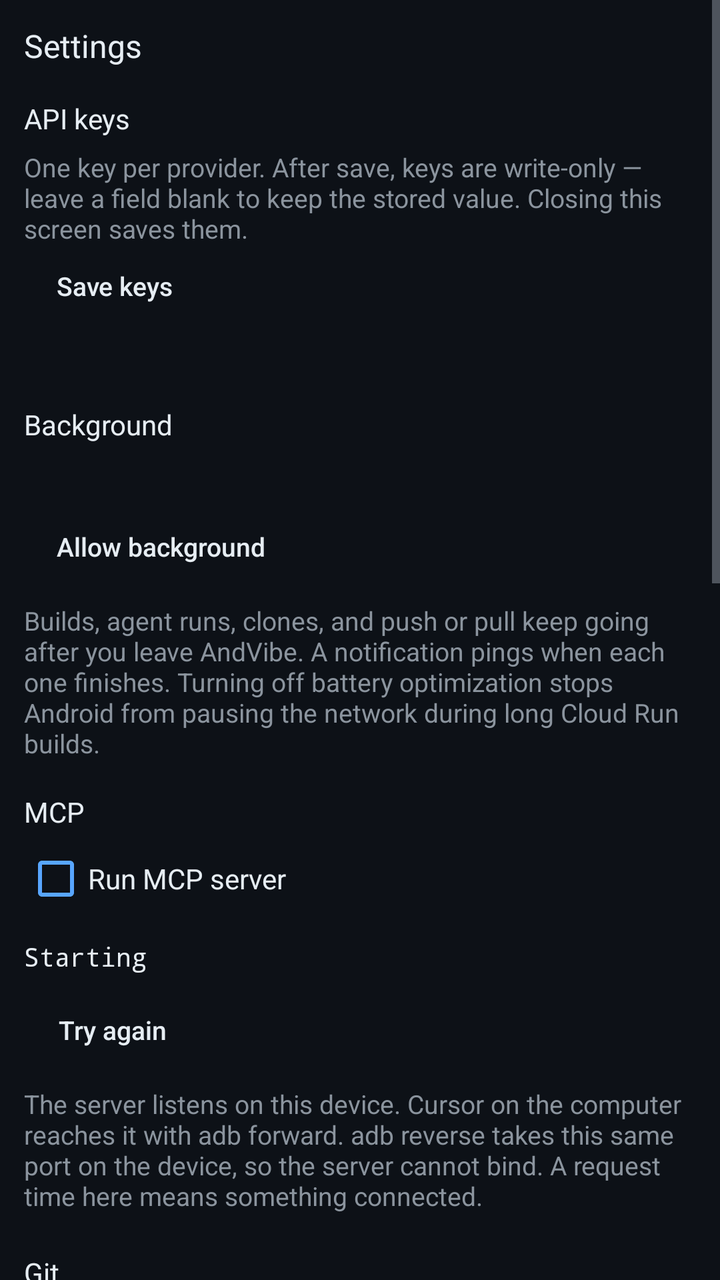
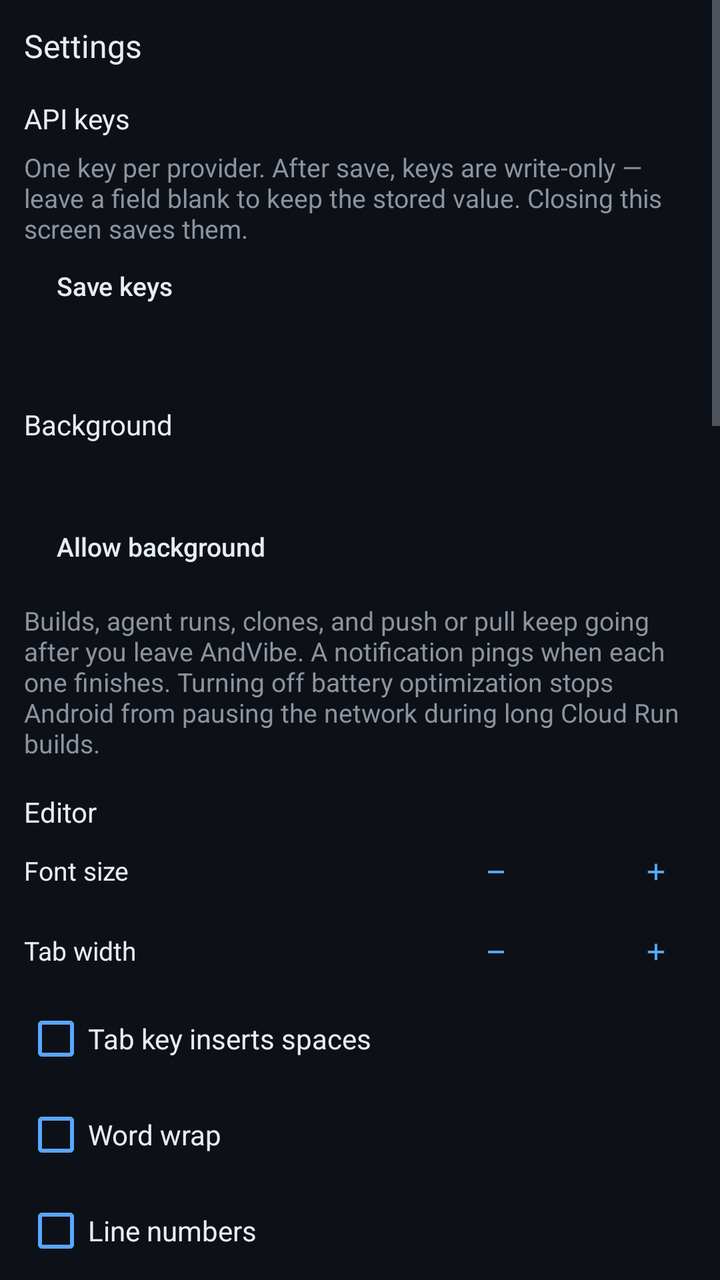

Compare the two renders of this Android layout. The source of the first and the diff that turns it into the second are given below.
<!-- AndroidManifest.xml: application theme Theme.AndVibe -->
<!-- res/layout/page_settings.xml -->
<?xml version="1.0" encoding="utf-8"?>
<ScrollView xmlns:android="http://schemas.android.com/apk/res/android"
    android:layout_width="match_parent"
    android:layout_height="match_parent"
    android:background="@color/bg"
    android:fillViewport="true">

    <LinearLayout
        android:layout_width="match_parent"
        android:layout_height="wrap_content"
        android:orientation="vertical"
        android:padding="12dp">

        <TextView
            android:layout_width="match_parent"
            android:layout_height="wrap_content"
            android:text="Settings"
            android:textColor="@color/ink"
            android:textSize="16sp" />

        <TextView
            android:layout_width="match_parent"
            android:layout_height="wrap_content"
            android:layout_marginTop="16dp"
            android:text="API keys"
            android:textColor="@color/ink"
            android:textSize="14sp" />

        <TextView
            android:layout_width="match_parent"
            android:layout_height="wrap_content"
            android:layout_marginTop="6dp"
            android:text="One key per provider. After save, keys are write-only — leave a field blank to keep the stored value. Closing this screen saves them."
            android:textColor="@color/muted"
            android:textSize="13sp" />

        <LinearLayout
            android:id="@+id/apiKeyList"
            android:layout_width="match_parent"
            android:layout_height="wrap_content"
            android:orientation="vertical" />

        <Button
            android:id="@+id/saveApiKeys"
            style="?attr/materialButtonOutlinedStyle"
            android:layout_width="wrap_content"
            android:layout_height="wrap_content"
            android:minHeight="40dp"
            android:text="Save keys"
            android:textSize="13sp" />

        <TextView
            android:id="@+id/keyNote"
            android:layout_width="match_parent"
            android:layout_height="wrap_content"
            android:layout_marginTop="6dp"
            android:textColor="@color/muted"
            android:textSize="13sp" />

        <TextView
            android:layout_width="match_parent"
            android:layout_height="wrap_content"
            android:layout_marginTop="16dp"
            android:text="Background"
            android:textColor="@color/ink"
            android:textSize="14sp" />

        <TextView
            android:id="@+id/backgroundStatus"
            android:layout_width="match_parent"
            android:layout_height="wrap_content"
            android:layout_marginTop="6dp"
            android:fontFamily="monospace"
            android:lineSpacingExtra="2dp"
            android:textColor="@color/ink"
            android:textSize="13sp" />

        <Button
            android:id="@+id/allowBackground"
            style="?attr/materialButtonOutlinedStyle"
            android:layout_width="wrap_content"
            android:layout_height="wrap_content"
            android:layout_marginTop="8dp"
            android:minHeight="40dp"
            android:text="Allow background"
            android:textSize="13sp" />

        <TextView
            android:layout_width="match_parent"
            android:layout_height="wrap_content"
            android:layout_marginTop="8dp"
            android:text="Builds, agent runs, clones, and push or pull keep going after you leave AndVibe. A notification pings when each one finishes. Turning off battery optimization stops Android from pausing the network during long Cloud Run builds."
            android:textColor="@color/muted"
            android:textSize="13sp" />

        <TextView
            android:layout_width="match_parent"
            android:layout_height="wrap_content"
            android:layout_marginTop="16dp"
            android:text="MCP"
            android:textColor="@color/ink"
            android:textSize="14sp" />

        <com.google.android.material.checkbox.MaterialCheckBox
            android:id="@+id/mcpEnabled"
            android:layout_width="wrap_content"
            android:layout_height="wrap_content"
            android:text="Run MCP server" />

        <TextView
            android:id="@+id/mcpStatus"
            android:layout_width="match_parent"
            android:layout_height="wrap_content"
            android:layout_marginTop="6dp"
            android:fontFamily="monospace"
            android:lineSpacingExtra="2dp"
            android:text="Starting"
            android:textColor="@color/ink"
            android:textIsSelectable="true"
            android:textSize="13sp" />

        <Button
            android:id="@+id/mcpRetry"
            style="?attr/materialButtonOutlinedStyle"
            android:layout_width="wrap_content"
            android:layout_height="wrap_content"
            android:layout_marginTop="8dp"
            android:minHeight="40dp"
            android:text="Try again"
            android:textSize="13sp" />

        <TextView
            android:layout_width="match_parent"
            android:layout_height="wrap_content"
            android:layout_marginTop="8dp"
            android:text="The server listens on this device. Cursor on the computer reaches it with adb forward. adb reverse takes this same port on the device, so the server cannot bind. A request time here means something connected."
            android:textColor="@color/muted"
            android:textSize="13sp" />

        <TextView
            android:layout_width="match_parent"
            android:layout_height="wrap_content"
            android:layout_marginTop="20dp"
            android:text="Git"
            android:textColor="@color/ink"
            android:textSize="14sp" />

        <TextView
            android:layout_width="match_parent"
            android:layout_height="wrap_content"
            android:layout_marginTop="6dp"
            android:text="Global identity for every project. Set this project's origin on the Git tab (tap the remote line or ⋯ → Set origin)."
            android:textColor="@color/muted"
            android:textSize="13sp" />

        <TextView
            android:layout_width="match_parent"
            android:layout_height="wrap_content"
            android:layout_marginTop="12dp"
            android:fontFamily="monospace"
            android:text="git_name"
            android:textColor="@color/muted"
            android:textSize="12sp" />

        <EditText
            android:id="@+id/gitName"
            android:layout_width="match_parent"
            android:layout_height="wrap_content"
            android:layout_marginTop="4dp"
            android:background="@drawable/bg_field"
            android:hint="Name"
            android:importantForAutofill="no"
            android:inputType="textPersonName"
            android:padding="10dp"
            android:singleLine="true"
            android:textColor="@color/ink"
            android:textColorHint="@color/muted"
            android:textSize="14sp" />

        <TextView
            android:layout_width="match_parent"
            android:layout_height="wrap_content"
            android:layout_marginTop="12dp"
            android:fontFamily="monospace"
            android:text="git_email"
            android:textColor="@color/muted"
            android:textSize="12sp" />

        <EditText
            android:id="@+id/gitEmail"
            android:layout_width="match_parent"
            android:layout_height="wrap_content"
            android:layout_marginTop="4dp"
            android:background="@drawable/bg_field"
            android:hint="Email"
            android:importantForAutofill="no"
            android:inputType="textEmailAddress"
            android:padding="10dp"
            android:singleLine="true"
            android:textColor="@color/ink"
            android:textColorHint="@color/muted"
            android:textSize="14sp" />

        <TextView
            android:layout_width="match_parent"
            android:layout_height="wrap_content"
            android:layout_marginTop="12dp"
            android:fontFamily="monospace"
            android:text="git_user"
            android:textColor="@color/muted"
            android:textSize="12sp" />

        <EditText
            android:id="@+id/gitHttpsUser"
            android:layout_width="match_parent"
            android:layout_height="wrap_content"
            android:layout_marginTop="4dp"
            android:background="@drawable/bg_field"
            android:hint="GitHub username"
            android:importantForAutofill="no"
            android:inputType="text"
            android:padding="10dp"
            android:singleLine="true"
            android:textColor="@color/ink"
            android:textColorHint="@color/muted"
            android:textSize="14sp" />

        <TextView
            android:layout_width="match_parent"
            android:layout_height="wrap_content"
            android:layout_marginTop="12dp"
            android:fontFamily="monospace"
            android:text="git_token"
            android:textColor="@color/muted"
            android:textSize="12sp" />

        <EditText
            android:id="@+id/gitHttpsToken"
            android:layout_width="match_parent"
            android:layout_height="wrap_content"
            android:layout_marginTop="4dp"
            android:background="@drawable/bg_field"
            android:hint="GitHub token (PAT)"
            android:importantForAutofill="no"
            android:inputType="textPassword"
            android:padding="10dp"
            android:singleLine="true"
            android:textColor="@color/ink"
            android:textColorHint="@color/muted"
            android:textSize="14sp" />

        <TextView
            android:layout_width="match_parent"
            android:layout_height="wrap_content"
            android:layout_marginTop="12dp"
            android:fontFamily="monospace"
            android:text="git_ssh"
            android:textColor="@color/muted"
            android:textSize="12sp" />

        <EditText
            android:id="@+id/gitSsh"
            android:layout_width="match_parent"
            android:layout_height="wrap_content"
            android:layout_marginTop="4dp"
            android:background="@drawable/bg_field"
            android:gravity="top|start"
            android:hint="SSH private key (optional)"
            android:importantForAutofill="no"
            android:inputType="textMultiLine"
            android:minLines="3"
            android:padding="10dp"
            android:textColor="@color/ink"
            android:textColorHint="@color/muted"
            android:textSize="12sp" />

        <TextView
            android:layout_width="match_parent"
            android:layout_height="wrap_content"
            android:layout_marginTop="6dp"
            android:text="Identity stays on this phone. HTTPS remotes use the PAT; SSH remotes (git@…) use the private key. Fork on the Git tab needs Build Tools + the PAT."
            android:textColor="@color/muted"
            android:textSize="13sp" />

        <TextView
            android:id="@+id/gitSetupGuide"
            android:layout_width="match_parent"
            android:layout_height="wrap_content"
            android:layout_marginTop="6dp"
            android:paddingTop="4dp"
            android:paddingBottom="4dp"
            android:text="How to get a GitHub token →"
            android:textColor="@color/accent"
            android:textSize="13sp" />

        <Button
            android:id="@+id/saveGit"
            style="?attr/materialButtonOutlinedStyle"
            android:layout_width="wrap_content"
            android:layout_height="wrap_content"
            android:layout_marginTop="8dp"
            android:minHeight="40dp"
            android:text="Save git"
            android:textSize="13sp" />

        <TextView
            android:id="@+id/gitSettingsNote"
            android:layout_width="match_parent"
            android:layout_height="wrap_content"
            android:layout_marginTop="6dp"
            android:textColor="@color/muted"
            android:textSize="13sp" />

        <TextView
            android:layout_width="match_parent"
            android:layout_height="wrap_content"
            android:layout_marginTop="20dp"
            android:text="System prompts"
            android:textColor="@color/ink"
            android:textSize="14sp" />

        <TextView
            android:layout_width="match_parent"
            android:layout_height="wrap_content"
            android:layout_marginTop="6dp"
            android:text="Every system prompt the app sends to a model. Edit any of them any time. Closing this screen saves them. Reset restores the built-in default for that prompt."
            android:textColor="@color/muted"
            android:textSize="13sp" />

        <LinearLayout
            android:id="@+id/promptList"
            android:layout_width="match_parent"
            android:layout_height="wrap_content"
            android:orientation="vertical" />

        <LinearLayout
            android:layout_width="match_parent"
            android:layout_height="wrap_content"
            android:layout_marginTop="8dp"
            android:orientation="horizontal">

            <Button
                android:id="@+id/savePrompts"
                style="?attr/materialButtonOutlinedStyle"
                android:layout_width="wrap_content"
                android:layout_height="wrap_content"
                android:minHeight="40dp"
                android:text="Save prompts"
                android:textSize="13sp" />

            <Button
                android:id="@+id/resetPrompts"
                style="?attr/materialButtonOutlinedStyle"
                android:layout_width="wrap_content"
                android:layout_height="wrap_content"
                android:layout_marginStart="8dp"
                android:minHeight="40dp"
                android:text="Reset all"
                android:textSize="13sp" />
        </LinearLayout>

        <TextView
            android:id="@+id/promptNote"
            android:layout_width="match_parent"
            android:layout_height="wrap_content"
            android:layout_marginTop="6dp"
            android:textColor="@color/muted"
            android:textSize="13sp" />
    </LinearLayout>
</ScrollView>
<!-- resources referenced by this layout -->
<resources>
  <color name="accent">#FF58A6FF</color>
  <color name="bg">#FF0D1117</color>
  <color name="ink">#FFE6EDF3</color>
  <color name="muted">#FF8B949E</color>
  <!-- drawable bg_field (drawable) -->
  <?xml version="1.0" encoding="utf-8"?>
  <shape xmlns:android="http://schemas.android.com/apk/res/android">
      <solid android:color="@color/panel" />
      <stroke
          android:width="1dp"
          android:color="@color/line" />
      <corners android:radius="6dp" />
  </shape>
  <color name="panel">#FF161B22</color>
  <color name="line">#FF30363D</color>
  <color name="white">#FFFFFFFF</color>
  <color name="bid">#FF3FB950</color>
  <color name="tape">#FF010409</color>
  <style name="Widget.AndVibe.Button" parent="Widget.MaterialComponents.Button">
          <item name="android:textAllCaps">false</item>
          <item name="android:letterSpacing">0</item>
          <item name="android:textSize">14sp</item>
          <item name="android:textColor">@color/white</item>
          <item name="android:minHeight">40dp</item>
          <item name="android:insetTop">0dp</item>
          <item name="android:insetBottom">0dp</item>
          <item name="backgroundTint">@color/btn</item>
          <item name="cornerRadius">6dp</item>
          <item name="rippleColor">@color/bid</item>
      </style>
  <style name="Widget.AndVibe.Button.Outlined" parent="Widget.MaterialComponents.Button.OutlinedButton">
          <item name="android:textAllCaps">false</item>
          <item name="android:letterSpacing">0</item>
          <item name="android:textSize">13sp</item>
          <item name="android:textColor">@color/ink</item>
          <item name="android:minHeight">36dp</item>
          <item name="android:insetTop">0dp</item>
          <item name="android:insetBottom">0dp</item>
          <item name="strokeColor">@color/line</item>
          <item name="strokeWidth">1dp</item>
          <item name="cornerRadius">6dp</item>
          <item name="rippleColor">@color/line</item>
      </style>
  <style name="Widget.AndVibe.TextInput" parent="Widget.MaterialComponents.TextInputLayout.OutlinedBox">
          <item name="boxBackgroundColor">@color/panel</item>
          <item name="boxStrokeColor">@color/box_stroke</item>
          <item name="boxStrokeWidth">1dp</item>
          <item name="hintTextColor">@color/muted</item>
          <item name="android:textColorHint">@color/muted</item>
          <item name="boxCornerRadiusTopStart">6dp</item>
          <item name="boxCornerRadiusTopEnd">6dp</item>
          <item name="boxCornerRadiusBottomStart">6dp</item>
          <item name="boxCornerRadiusBottomEnd">6dp</item>
      </style>
  <style name="Widget.AndVibe.CheckBox" parent="Widget.MaterialComponents.CompoundButton.CheckBox">
          <item name="buttonTint">@color/accent</item>
          <item name="android:textColor">@color/ink</item>
      </style>
  <style name="Widget.AndVibe.BottomNav" parent="Widget.MaterialComponents.BottomNavigationView">
          <item name="android:background">@color/bg</item>
          <item name="itemIconTint">@color/nav_tint</item>
          <item name="itemTextColor">@color/nav_tint</item>
          <item name="elevation">0dp</item>
          <item name="labelVisibilityMode">labeled</item>
          <item name="itemTextAppearanceActive">@style/TextAppearance.AndVibe.Nav</item>
          <item name="itemTextAppearanceInactive">@style/TextAppearance.AndVibe.Nav</item>
      </style>
  <color name="btn">#FF238636</color>
  <style name="TextAppearance.AndVibe.Nav" parent="TextAppearance.MaterialComponents.Caption">
          <item name="android:textSize">11sp</item>
          <item name="android:letterSpacing">0.04</item>
      </style>
  <!-- unchanged entries left out for length: 1 -->
</resources>

<!-- the commit's change to res/layout/page_settings.xml (unified diff, before → after) -->
@@ -90,6 +90,162 @@
             android:layout_height="wrap_content"
             android:layout_marginTop="8dp"
             android:text="Builds, agent runs, clones, and push or pull keep going after you leave AndVibe. A notification pings when each one finishes. Turning off battery optimization stops Android from pausing the network during long Cloud Run builds."
+            android:textColor="@color/muted"
+            android:textSize="13sp" />
+
+        <TextView
+            android:layout_width="match_parent"
+            android:layout_height="wrap_content"
+            android:layout_marginTop="16dp"
+            android:text="Editor"
+            android:textColor="@color/ink"
+            android:textSize="14sp" />
+
+        <LinearLayout
+            android:layout_width="match_parent"
+            android:layout_height="wrap_content"
+            android:gravity="center_vertical"
+            android:orientation="horizontal">
+
+            <TextView
+                android:layout_width="0dp"
+                android:layout_height="wrap_content"
+                android:layout_weight="1"
+                android:text="Font size"
+                android:textColor="@color/ink"
+                android:textSize="13sp" />
+
+            <TextView
+                android:id="@+id/editorFontDown"
+                android:layout_width="40dp"
+                android:layout_height="40dp"
+                android:contentDescription="Decrease font size"
+                android:fontFamily="monospace"
+                android:gravity="center"
+                android:text="−"
+                android:textColor="@color/accent"
+                android:textSize="18sp" />
+
+            <TextView
+                android:id="@+id/editorFontValue"
+                android:layout_width="40dp"
+                android:layout_height="wrap_content"
+                android:fontFamily="monospace"
+                android:gravity="center"
+                android:textColor="@color/ink"
+                android:textSize="14sp" />
+
+            <TextView
+                android:id="@+id/editorFontUp"
+                android:layout_width="40dp"
+                android:layout_height="40dp"
+                android:contentDescription="Increase font size"
+                android:fontFamily="monospace"
+                android:gravity="center"
+                android:text="+"
+                android:textColor="@color/accent"
+                android:textSize="18sp" />
+        </LinearLayout>
+
+        <LinearLayout
+            android:layout_width="match_parent"
+            android:layout_height="wrap_content"
+            android:gravity="center_vertical"
+            android:orientation="horizontal">
+
+            <TextView
+                android:layout_width="0dp"
+                android:layout_height="wrap_content"
+                android:layout_weight="1"
+                android:text="Tab width"
+                android:textColor="@color/ink"
+                android:textSize="13sp" />
+
+            <TextView
+                android:id="@+id/editorTabDown"
+                android:layout_width="40dp"
+                android:layout_height="40dp"
+                android:contentDescription="Decrease tab width"
+                android:fontFamily="monospace"
+                android:gravity="center"
+                android:text="−"
+                android:textColor="@color/accent"
+                android:textSize="18sp" />
+
+            <TextView
+                android:id="@+id/editorTabValue"
+                android:layout_width="40dp"
+                android:layout_height="wrap_content"
+                android:fontFamily="monospace"
+                android:gravity="center"
+                android:textColor="@color/ink"
+                android:textSize="14sp" />
+
+            <TextView
+                android:id="@+id/editorTabUp"
+                android:layout_width="40dp"
+                android:layout_height="40dp"
+                android:contentDescription="Increase tab width"
+                android:fontFamily="monospace"
+                android:gravity="center"
+                android:text="+"
+                android:textColor="@color/accent"
+                android:textSize="18sp" />
+        </LinearLayout>
+
+        <com.google.android.material.checkbox.MaterialCheckBox
+            android:id="@+id/editorSpaces"
+            android:layout_width="wrap_content"
+            android:layout_height="wrap_content"
+            android:text="Tab key inserts spaces" />
+
+        <com.google.android.material.checkbox.MaterialCheckBox
+            android:id="@+id/editorWrap"
+            android:layout_width="wrap_content"
+            android:layout_height="wrap_content"
+            android:text="Word wrap" />
+
+        <com.google.android.material.checkbox.MaterialCheckBox
+            android:id="@+id/editorLineNumbers"
+            android:layout_width="wrap_content"
+            android:layout_height="wrap_content"
+            android:text="Line numbers" />
+
+        <com.google.android.material.checkbox.MaterialCheckBox
+            android:id="@+id/editorHighlight"
+            android:layout_width="wrap_content"
+            android:layout_height="wrap_content"
+            android:text="Syntax highlighting" />
+
+        <com.google.android.material.checkbox.MaterialCheckBox
+            android:id="@+id/editorAutoClose"
+            android:layout_width="wrap_content"
+            android:layout_height="wrap_content"
+            android:text="Auto-close brackets and quotes" />
+
+        <com.google.android.material.checkbox.MaterialCheckBox
+            android:id="@+id/editorAutoIndent"
+            android:layout_width="wrap_content"
+            android:layout_height="wrap_content"
+            android:text="Auto-indent" />
+
+        <com.google.android.material.checkbox.MaterialCheckBox
+            android:id="@+id/editorSuggestions"
+            android:layout_width="wrap_content"
+            android:layout_height="wrap_content"
+            android:text="Word suggestions while typing" />
+
+        <com.google.android.material.checkbox.MaterialCheckBox
+            android:id="@+id/editorKeyBar"
+            android:layout_width="wrap_content"
+            android:layout_height="wrap_content"
+            android:text="Key bar above the keyboard (tab, arrows, symbols)" />
+
+        <TextView
+            android:layout_width="match_parent"
+            android:layout_height="wrap_content"
+            android:layout_marginTop="4dp"
+            android:text="Changes apply to the Files editor right away."
             android:textColor="@color/muted"
             android:textSize="13sp" />
 
